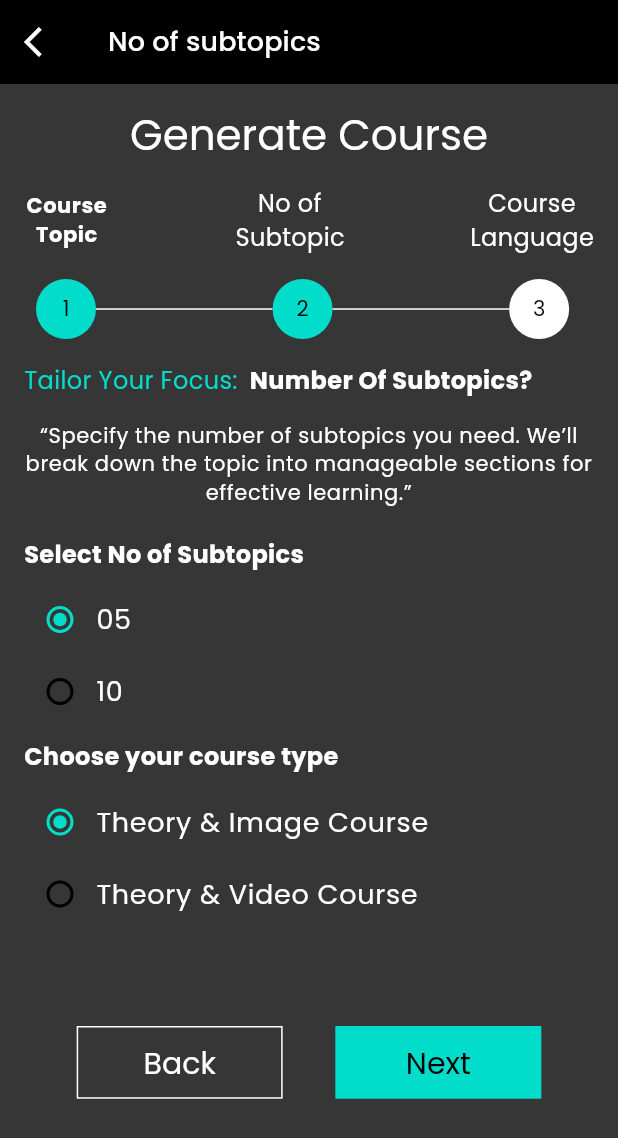
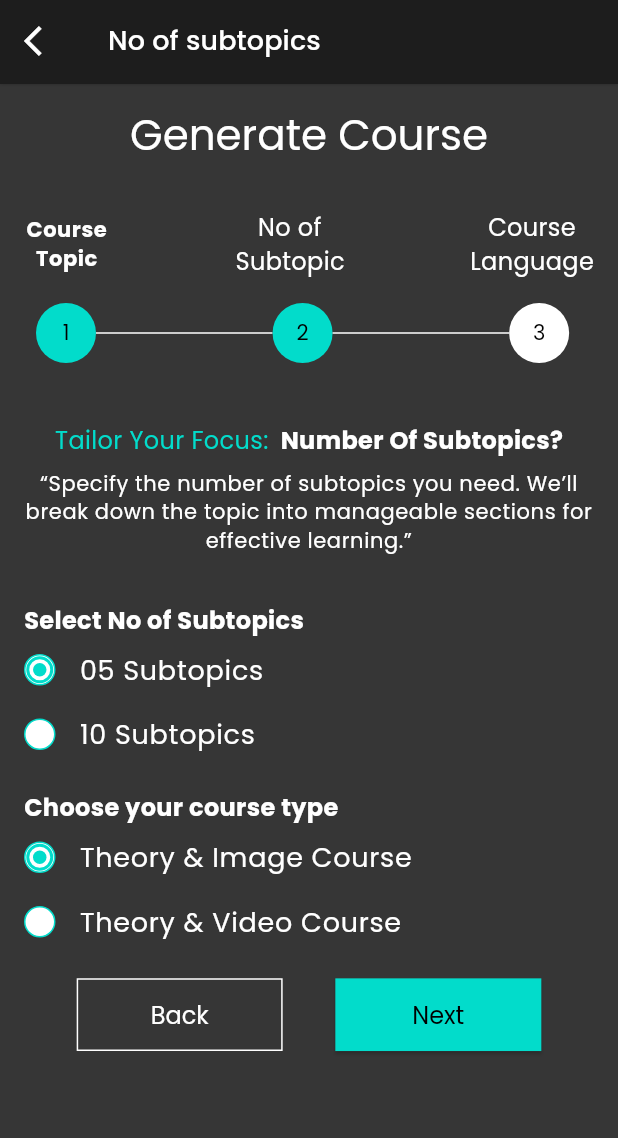
Before and after one commit to gopalkking/SeekMyCourse, a Flutter app: the GenerateCourseNoOfSubtopic screen opened by its route, on a phone screen of 412 x 824 dp. Shown: the top 1138 px of the screen. Run offline on Flutter 3.47's test engine with Material 3 defaults, Android fonts, the phone set to English and light mode, and no system bars; our stand-ins replace get, google_fonts, youtube_player_flutter.

Commit message:
generate course remaining

```diff
--- a/lib/src/View/Routes/route_name.dart
+++ b/lib/src/View/Routes/route_name.dart
@@ -1,8 +1,11 @@
 class Appnames {
   static const String rooScreen = '/';
   static const String home = '/home';
+  static const String generateCourse = '/generateCourse';
   static const String generateCourseNoOfSubtopic = '/generateCourseNoOfSubtopic';
   static const String generateCourseChooseLanguage = '/generateCourseChooseLanguage';
+  static const String generateCourseChooseTopicName = '/generateCourseChooseTopicName';
+  static const String generateCourseShow = '/generateCourseShow';
 
 
 }
--- a/lib/src/View/Routes/routes_page.dart
+++ b/lib/src/View/Routes/routes_page.dart
@@ -1,7 +1,10 @@
 import 'package:get/get.dart';
 import 'package:seek_my_course/src/View/Routes/route_name.dart';
+import 'package:seek_my_course/src/View/Screens/Generate%20Course/generate_course.dart';
 import 'package:seek_my_course/src/View/Screens/Generate%20Course/generate_course_choose_language.dart';
+import 'package:seek_my_course/src/View/Screens/Generate%20Course/generate_course_choose_topic_name.dart';
 import 'package:seek_my_course/src/View/Screens/Generate%20Course/generate_course_no_of_subtopic.dart';
+import 'package:seek_my_course/src/View/Screens/Generate%20Course/generate_course_show.dart';
 import 'package:seek_my_course/src/View/Screens/home_screen.dart';
 
 
@@ -10,6 +13,12 @@ class AppRoutes {
     GetPage(
       name: Appnames.home,
       page: () =>const HomeScreen(),
+      transitionDuration: const Duration(milliseconds: 250),
+      transition: Transition.leftToRightWithFade
+      ),
+    GetPage(
+      name: Appnames.generateCourse,
+      page: () =>const GenerateCourse(),
       transitionDuration: const Duration(milliseconds: 250),
       transition: Transition.leftToRightWithFade
       ),
@@ -25,5 +34,17 @@ class AppRoutes {
       transitionDuration: const Duration(milliseconds: 250),
       transition: Transition.leftToRightWithFade
       ),
+    GetPage(
+      name: Appnames.generateCourseChooseTopicName,
+      page: () =>const GenerateCourseChooseTopicName(),
+      transitionDuration: const Duration(milliseconds: 250),
+      transition: Transition.leftToRightWithFade
+      ),
+    GetPage(
+      name: Appnames.generateCourseShow,
+      page: () =>const GenerateCourseShow(),
+      transitionDuration: const Duration(milliseconds: 250),
+      transition: Transition.leftToRightWithFade
+      ),
   ];
 }
--- a/lib/src/View/Screens/Generate Course/generate_course_no_of_subtopic.dart
+++ b/lib/src/View/Screens/Generate Course/generate_course_no_of_subtopic.dart
@@ -2,6 +2,7 @@ import 'package:flutter/material.dart';
 import 'package:get/get.dart';
 import 'package:seek_my_course/src/View/Routes/route_name.dart';
 import 'package:seek_my_course/src/View/Utilies/sizedbox_widget.dart';
+import 'package:seek_my_course/src/View/Widget/common_appbar_widget.dart';
 import 'package:seek_my_course/src/View/Widget/custom_button.dart';
 import 'package:seek_my_course/src/View/Widget/custom_outline_button.dart';
 import 'package:seek_my_course/src/View/Widget/radio_button_widget.dart';
@@ -21,18 +22,14 @@ class _GenerateCourseNoOfSubtopicState extends State<GenerateCourseNoOfSubtopic>
   Widget build(BuildContext context) {
     ThemeData theme = Theme.of(context);
     return Scaffold(
-      appBar: AppBar(
-        backgroundColor: Colors.black,
-        leading: IconButton(onPressed: (){Get.back();}, icon: Icon(Icons.arrow_back_ios,color: Colors.white,)),
-        title: Text("No of subtopics",style: theme.textTheme.titleSmall,),
-      ),
+      appBar: CommonAppbarWidget(text: "No of subtopics",onPressed: (){Get.back();},),
       body: SingleChildScrollView(
         padding: EdgeInsets.all(16),
         child: Column(
           crossAxisAlignment: CrossAxisAlignment.start,
           children: [
             Center(child: Text("Generate Course",style: theme.textTheme.titleLarge,)),
-            16.vspace,
+            32.vspace,
             Row(
               mainAxisAlignment: MainAxisAlignment.spaceBetween,
               children: [
@@ -46,28 +43,29 @@ class _GenerateCourseNoOfSubtopicState extends State<GenerateCourseNoOfSubtopic>
               mainAxisAlignment: MainAxisAlignment.start,
               children: [
                 8.hspace,
-                CircleAvatar(backgroundColor: theme.splashColor,radius: 20,child: Text("1",style: theme.textTheme.bodySmall,),),
+                InkWell(onTap: (){Get.toNamed(Appnames.generateCourse);},child: CircleAvatar(backgroundColor: theme.splashColor,radius: 20,child: Text("1",style: theme.textTheme.bodySmall,),)),
                 SizedBox(width: context.width/3.5,child: Divider(color: Colors.white,)),
                 CircleAvatar(backgroundColor: theme.splashColor,radius: 20,child: Text("2",style: theme.textTheme.bodySmall,),),
                 SizedBox(width: context.width/3.5,child: Divider(color: Colors.white,)),
                 CircleAvatar(backgroundColor: Colors.white,radius: 20,child: Text("3",style: theme.textTheme.bodySmall,),),
               ],
             ),
-            16.vspace,
+            40.vspace,
             Row(
+              mainAxisAlignment: MainAxisAlignment.center,
               children: [
                 Text("Tailor Your Focus:",style: theme.textTheme.bodyMedium!.copyWith(color: theme.splashColor),),
                 8.hspace,
                 Text("Number Of Subtopics?",style: theme.textTheme.bodyMedium!.copyWith(fontWeight: FontWeight.bold),),
               ],
             ),
-            16.vspace,
+            8.vspace,
             Text("“Specify the number of subtopics you need. We’ll break down the topic into manageable sections for effective learning.”",style: theme.textTheme.bodySmall!.copyWith(color: Colors.white),textAlign: TextAlign.center),
-            20.vspace,
+            32.vspace,
             Text("Select No of Subtopics",style: theme.textTheme.bodyMedium!.copyWith(fontWeight: FontWeight.bold),),
             8.vspace,
             RadioButtonWidget(
-                        text: "05",
+                        text: "05 Subtopics",
                         value: "5",
                         groupValue: selectedValue,
                         onChanged: (newValue) {
@@ -76,9 +74,9 @@ class _GenerateCourseNoOfSubtopicState extends State<GenerateCourseNoOfSubtopic>
                           });
                         },
                       ),
-
+            16.vspace,
             RadioButtonWidget(
-                        text: "10",
+                        text: "10 Subtopics",
                         value: "10",
                         groupValue: selectedValue,
                         onChanged: (newValue) {
@@ -87,7 +85,7 @@ class _GenerateCourseNoOfSubtopicState extends State<GenerateCourseNoOfSubtopic>
                           });
                         },
                       ),
-            8.vspace,
+            24.vspace,
             Text("Choose your course type",style: theme.textTheme.bodyMedium!.copyWith(fontWeight: FontWeight.bold),),
             8.vspace,
               RadioButtonWidget(
@@ -100,6 +98,7 @@ class _GenerateCourseNoOfSubtopicState extends State<GenerateCourseNoOfSubtopic>
                           });
                         },
                       ),
+              16.vspace,
                RadioButtonWidget(
                         text: "Theory & Video Course",
                         value: "Video & Text Course",
@@ -110,12 +109,12 @@ class _GenerateCourseNoOfSubtopicState extends State<GenerateCourseNoOfSubtopic>
                           });
                         },
                       ),
-            64.vspace,
+            SizedBox(height: context.height/34,),
             Row(
               mainAxisAlignment: MainAxisAlignment.spaceEvenly,
               children: [
                CustomOutlineButton(onPressed: (){Get.back();},text: "Back", width: context.width/3, height: context.height/17, color: Colors.white),
-                CustomButton(onPressed: (){Get.toNamed(Appnames.generateCourseChooseLanguage);},text: "Next", width: context.width/3, height: context.height/17, color: theme.splashColor,textcolor: Colors.black,)
+               CustomButton(onPressed: (){Get.toNamed(Appnames.generateCourseChooseLanguage);},text: "Next", width: context.width/3, height: context.height/17, color: theme.splashColor,textcolor: Colors.black,)
               ],
             )
           ],
--- a/lib/src/View/Utilies/colors.dart
+++ b/lib/src/View/Utilies/colors.dart
@@ -3,7 +3,7 @@ import 'package:flutter/material.dart';
 
 class AppColors{
   static const int appPrimary = 0xFFFFFF;
-
+  static const int lightBlack = 0xff1D1D1D;
   static const appColors = MaterialColor(appPrimary, <int,Color>{
     50:Color(0xff363636),
     100: Color(0xFFFFFFFF),
--- a/lib/src/View/Utilies/images.dart
+++ b/lib/src/View/Utilies/images.dart
@@ -4,6 +4,10 @@ class AppImages{
  static const String learning = 'assets/images/learning.png';
  static const String profile = 'assets/images/profile.png';
  static const String indiaFlag = 'assets/images/indiaFlag.png';
+ static const String aichat = 'assets/images/aichat.png';
+ static const String notepad = 'assets/images/notepad.png';
+ static const String tick= 'assets/images/tick.png';
+
 
 
 }
--- /dev/null
+++ b/lib/src/View/Widget/common_appbar_widget.dart
@@ -0,0 +1,28 @@
+import 'package:flutter/material.dart';
+import 'package:seek_my_course/src/View/Utilies/colors.dart';
+
+class CommonAppbarWidget extends StatelessWidget implements PreferredSizeWidget {
+    final String text;
+    final Function()? onPressed;
+  const CommonAppbarWidget({super.key, required this.text, this.onPressed});
+
+  @override
+  Widget build(BuildContext context) {
+    ThemeData theme = Theme.of(context);
+    return  AppBar(
+        backgroundColor: Color(AppColors.lightBlack),
+        leading: IconButton(onPressed: onPressed, icon: Icon(Icons.arrow_back_ios,color: Colors.white,)),
+        title: Text(text,style: theme.textTheme.titleSmall,),
+        bottom: PreferredSize(
+          preferredSize: const Size.fromHeight(0.6),
+          child: Container(
+             decoration:  BoxDecoration(
+                    boxShadow: [BoxShadow(color: Color(AppColors.lightBlack), blurRadius: 1.0)]),
+           height: 0.8,
+          ),
+        ),
+      );
+  }
+     @override
+  Size get preferredSize => AppBar().preferredSize;
+}
--- a/lib/src/View/Widget/custom_button.dart
+++ b/lib/src/View/Widget/custom_button.dart
@@ -19,21 +19,16 @@ class CustomButton extends StatelessWidget {
 
   @override
   Widget build(BuildContext context) {
-    return InkWell(
-      onTap: onPressed,
-      child: Container(
-        height: height,
-        width: width,
-        decoration: BoxDecoration(color: color),
-        child: Center(
-          child: Text(
-            text,
-            style: Theme.of(
-              context,
-            ).textTheme.titleLarge!.copyWith(color: textcolor, fontSize: 20),
-          ),
-        ),
-      ),
+    return  SizedBox(
+      height: height,
+      width: width,
+      child: ElevatedButton(onPressed: onPressed,  style: ElevatedButton.styleFrom(
+            padding: const EdgeInsets.all(8),
+            shape: RoundedRectangleBorder(),
+            backgroundColor: color
+          ) ,child: Text(text,style: Theme.of(context).textTheme.titleLarge!.copyWith(
+            color: textcolor,fontSize: 16
+          ),)),
     );
   }
 }
--- a/lib/src/View/Widget/custom_outline_button.dart
+++ b/lib/src/View/Widget/custom_outline_button.dart
@@ -19,21 +19,16 @@ class CustomOutlineButton extends StatelessWidget {
 
   @override
   Widget build(BuildContext context) {
-    return InkWell(
-      onTap: onPressed,
-      child: Container(
-        height: height,
-        width: width,
-        decoration: BoxDecoration(border: Border.all(color: color)),
-        child: Center(
-          child: Text(
-            text,
-            style: Theme.of(
-              context,
-            ).textTheme.titleLarge!.copyWith(color: textcolor, fontSize: 20),
-          ),
-        ),
-      ),
+    return  SizedBox(
+      height: height,
+      width: width,
+      child: OutlinedButton(onPressed: onPressed,  style: OutlinedButton.styleFrom(
+            padding: const EdgeInsets.all(8),
+            shape: RoundedRectangleBorder(),
+            side: BorderSide(color: color),
+          ) ,child: Text(text,style: Theme.of(context).textTheme.titleLarge!.copyWith(
+            color: textcolor,fontSize: 16
+          ),)),
     );
   }
 }
--- a/lib/src/View/Widget/radio_button_widget.dart
+++ b/lib/src/View/Widget/radio_button_widget.dart
@@ -1,4 +1,5 @@
 import 'package:flutter/material.dart';
+import 'package:seek_my_course/src/View/Utilies/sizedbox_widget.dart';
 
 class RadioButtonWidget extends StatelessWidget {
   final String text;
@@ -19,12 +20,29 @@ class RadioButtonWidget extends StatelessWidget {
     ThemeData theme = Theme.of(context);
     return Row(
       children: [
-        Radio<String>(
-          value: value,
-          groupValue: groupValue,
-          onChanged: onChanged,
-          activeColor: theme.splashColor,
+        Container(
+          height: 21,
+          width: 21,
+          decoration: BoxDecoration(shape: BoxShape.circle,color: Colors.white,border: Border.all(color: theme.splashColor,width: 1)),
+          child: Radio<String>(
+            value: value,
+            groupValue: groupValue,
+            onChanged: onChanged,
+            activeColor: theme.splashColor,
+            fillColor: WidgetStateProperty.resolveWith<Color?>((Set<WidgetState> states) {
+                if (states.contains(WidgetState.selected)) {
+                  return theme.splashColor;
+                }
+                if (states.contains(WidgetState.disabled)) {
+                  return Colors.white;
+                }
+                return Colors.white;
+              },
+
+              ),
+          ),
         ),
+        16.hspace,
         Text(
           text,
           style: theme.textTheme.bodyLarge,
--- a/lib/src/View/Widget/textformfield_widget.dart
+++ b/lib/src/View/Widget/textformfield_widget.dart
@@ -20,7 +20,7 @@ class TextFormWidget extends StatelessWidget {
       decoration:InputDecoration(
          filled: true,
         fillColor: Colors.white,
-        contentPadding: const EdgeInsets.all(8),
+        contentPadding: const EdgeInsets.all(16),
         border: InputBorder.none,
         hintText: hintText,
         hintStyle: Theme.of(context).textTheme.labelLarge!.copyWith(
--- a/pubspec.yaml
+++ b/pubspec.yaml
@@ -36,6 +36,7 @@ dependencies:
   cupertino_icons: ^1.0.8
   get: ^4.7.2
   google_fonts: ^6.2.1
+  youtube_player_flutter: ^9.1.1
 
 dev_dependencies:
   flutter_test:
```
Also changed, not shown: lib/src/View/Screens/Generate Course/generate_course.dart (+17 -12 lines), lib/src/View/Screens/Generate Course/generate_course_choose_language.dart (+16 -17 lines), lib/src/View/Screens/Generate Course/generate_course_choose_topic_name.dart (added, +118 -0 lines), lib/src/View/Screens/Generate Course/generate_course_show.dart (added, +89 -0 lines), lib/src/View/Screens/Generate Course/subtopic_drawer.dart (added, +92 -0 lines), lib/src/View/Screens/navigator_screen.dart (+5 -4 lines), assets/images/aichat.png (added), assets/images/notepad.png (added), assets/images/tick.png (added), pubspec.lock, 3 other files.
